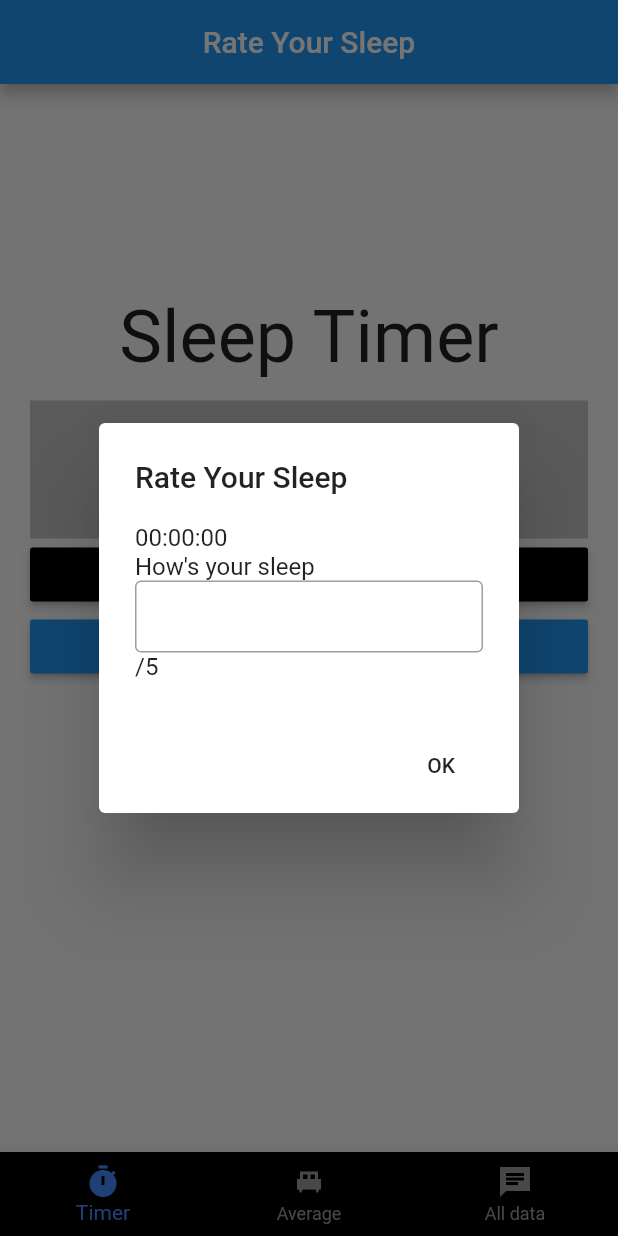
After one commit to panduwira/RateYourSleep, a Flutter app: the screen it shows after launch, after a tap on "Wake Up", on a phone screen of 412 x 824 dp. The commit adds this screen. Run offline on Flutter 3.47's test engine with Material 2 defaults, Android fonts, the phone set to English and light mode, and no system bars; Roboto replaces fonts that are missing (Sans Serif).

Commit message:
Second Home and Timer works with Rating (Not Fully)

```diff
--- a/lib/main.dart
+++ b/lib/main.dart
@@ -7,6 +7,16 @@ class MyApp extends StatelessWidget {
   @override
   Widget build(BuildContext context) {
     return MaterialApp(
+      theme: ThemeData(
+        brightness: Brightness.light,
+        colorScheme: ColorScheme.light(),
+        textSelectionColor: Colors.black
+      ),
+      darkTheme: ThemeData(
+        brightness: Brightness.dark,
+        colorScheme: ColorScheme.dark(),
+        textSelectionColor: Colors.white),
+      themeMode: ThemeMode.system,
       home: MainMenu(),
     );
   }
--- a/lib/pages/home.dart
+++ b/lib/pages/home.dart
@@ -12,34 +12,52 @@ class _HomePageState extends State<HomePage> {
   bool startStop = false;
   Timer time;
   static const onesec = const Duration(seconds: 1);
+  Stopwatch stopwatch = Stopwatch();
+  int seconds = 0;
+  int minutes = 0;
+  int hours = 0;
 
+  @override
+  void dispose() {
+    time.cancel();
+    super.dispose();
+  }
 
   void startTimer() {
     if (startStop) {
       setState(() {
+        seconds = 0;
+        minutes = 0;
+        hours = 0;
         secondsplus = secondsplus + 1;
       });
     }
   }
 
   void stopTimer() {
-    if (startStop == false) {
+    if (!startStop) {
       setState(() {
         time.cancel();
-        startTimer();
+        time = null;
       });
     }
   }
+
   @override
   Widget build(BuildContext context) {
-    if (time == null) {
-      time = Timer.periodic(onesec, (Timer t) {
-        startTimer();
-      });
-    }
     int seconds = 0;
     int minutes = 0;
     int hours = 0;
+    if (time == null) {
+      time = Timer.periodic(onesec, (Timer t) {
+        seconds = 0;
+        minutes = 0;
+        hours = 0;
+        startTimer();
+      });
+    } else if (time != null) {
+        stopTimer();
+    }
     seconds = secondsplus % 60;
     minutes = secondsplus ~/ 60;
     hours = secondsplus ~/ (60 * 60);
@@ -131,8 +149,12 @@ class _HomePageState extends State<HomePage> {
             SizedBox(height: 20),
             RaisedButton.icon(
               onPressed: () {
+                time = null;
                 setState(() {
                   startStop = !startStop;
+                  hours = 0;
+                  minutes = 0;
+                  seconds = 0;
                 });
               },
               icon: Icon(Icons.timer),
--- a/lib/pages/mainmenu.dart
+++ b/lib/pages/mainmenu.dart
@@ -10,7 +10,7 @@ class MainMenu extends StatefulWidget {
 class _MainMenuState extends State<MainMenu> {
   int _selectedIndex = 0;
   static List<Widget> _widgetOptions = <Widget>[
-    HomePage(),
+    HomePage2(),
     ListDataPage(),
     DatabasePage()
   ];
--- a/lib/pages/pages.dart
+++ b/lib/pages/pages.dart
@@ -1,5 +1,6 @@
 import 'dart:async';
-
+import 'dart:io';
+import 'dart:convert';
 
 import 'package:flutter/material.dart';
 
@@ -9,3 +10,4 @@ part 'mainmenu.dart';
 part 'mainpage.dart';
 part 'listdata.dart';
 part 'database.dart';
+part 'secondhome.dart';
--- /dev/null
+++ b/lib/pages/secondhome.dart
@@ -0,0 +1,216 @@
+part of 'pages.dart';
+
+class HomePage2 extends StatefulWidget {
+  HomePage2({Key key}) : super(key: key);
+
+  @override
+  _HomePage2State createState() => _HomePage2State();
+}
+
+class _HomePage2State extends State<HomePage2> {
+  final ratingcontroller = TextEditingController();
+  bool startTime = false;
+  bool stopTime = false;
+  bool resetTime = false;
+
+  int hours, minutes, seconds;
+  Stopwatch stopwatch = Stopwatch();
+  String time = "00:00:00";
+  final onesec = const Duration(seconds: 1);
+
+  @override
+  void dispose() {
+    stopwatch.reset();
+    super.dispose();
+  }
+
+  void callTime() {
+    Timer(onesec, timeChange);
+  }
+
+  void timeChange() {
+    setState(() {
+      time = getTime();
+    });
+    callTime();
+  }
+
+  void getFinalHours() {
+    setState(() {
+      hours = getHour();
+    });
+    callTime();
+  }
+
+  String getTime() {
+    return (stopwatch.elapsed.inHours.toString().padLeft(2, "0") +
+        ":" +
+        (stopwatch.elapsed.inMinutes % 60).toString().padLeft(2, "0") +
+        ":" +
+        (stopwatch.elapsed.inSeconds % 60).toString().padLeft(2, "0"));
+  }
+
+  int getHour() {
+    return stopwatch.elapsed.inHours.toInt();
+  }
+
+  int getMinutes() {
+    return stopwatch.elapsed.inMinutes % 60.toInt();
+  }
+
+  int getSeconds() {
+    return stopwatch.elapsed.inSeconds % 60.toInt();
+  }
+
+  void timeStart() {
+    setState(() {
+      startTime = true;
+    });
+    stopwatch.start();
+    callTime();
+  }
+
+  void timeStop() {
+    stopwatch.stop();
+  }
+
+  void timeReset() {
+    stopwatch.reset();
+  }
+
+  @override
+  Widget build(BuildContext context) {
+    void clearForm() {
+      setState(() {
+        ratingcontroller.clear();
+      });
+    }
+    return Scaffold(
+        appBar: AppBar(
+          title: Text("Rate Your Sleep"),
+          centerTitle: true,
+          leading: Container(),
+        ),
+        body: Container(
+            margin: EdgeInsets.all(20),
+            child: ListView(children: <Widget>[
+              SizedBox(height: 120),
+              SizedBox(
+                width: 359,
+                height: 71,
+                child: Text(
+                  "Sleep Timer",
+                  textAlign: TextAlign.center,
+                  style: TextStyle(
+
+                    fontSize: 48,
+                  ),
+                ),
+              ),
+              Container(
+                width: 85,
+                height: 92,
+                color: Color(0xffc4c4c4),
+                child: Center(
+                  child: Text(
+                    time,
+                    style: TextStyle(
+                      fontSize: 48,
+                      fontFamily: "Sans Serif",
+                      fontWeight: FontWeight.w300,
+                      color: Colors.black,
+                    ),
+                    textAlign: TextAlign.center,
+                  ),
+                ),
+              ),
+              RaisedButton.icon(
+                onPressed: () {
+                  timeStart();
+                },
+                icon: Icon(Icons.timer),
+                label: Text('Sleep'),
+                color: Colors.black,
+                textColor: Colors.white,
+              ),
+              RaisedButton.icon(
+                onPressed: () {
+                  timeStop();
+                  setState(() {
+                    Widget okButton = FlatButton(
+                      child: Text("OK"),
+                      onPressed: () {
+                        Navigator.of(context).pop();
+                        timeReset();
+                        clearForm();
+                      },
+                    );
+                    showDialog(
+                        context: context,
+                        builder: (_) => new AlertDialog(
+                                actions: [
+                                  okButton,
+                                ],
+                                title: Text('Rate Your Sleep'),
+                                content: Container(
+                                  child: Column(
+                                      mainAxisAlignment:
+                                          MainAxisAlignment.start,
+                                      crossAxisAlignment:
+                                          CrossAxisAlignment.stretch,
+                                      mainAxisSize: MainAxisSize.min,
+                                      children: <Widget>[
+                                        Text(time),
+                                        Text("How's your sleep"),
+                                        TextFormField(
+                                          controller: ratingcontroller,
+                                          decoration: InputDecoration(
+                                              border: OutlineInputBorder(),
+                                              contentPadding: new EdgeInsets.symmetric(vertical: 5.0, horizontal: 2.0)),
+                                        ),
+                                        Text("/5")
+                                      ]),
+                                )));
+                  });
+                },
+                icon: Icon(Icons.timer),
+                label: Text('Wake Up'),
+                color: Colors.blue,
+                textColor: Colors.white,
+              ),
+            ])));
+  }
+
+  showAlertDialog(BuildContext context) {
+    // set up the button
+    Widget okButton = FlatButton(
+      child: Text("OK"),
+      onPressed: () {
+        Navigator.of(context).pop();
+        timeReset();
+      },
+    );
+
+    // set up the AlertDialog
+
+    // show the dialog
+    showDialog(
+      context: context,
+      builder: (BuildContext context) {
+        return AlertDialog(
+          title: Text("Rate Your Sleep"),
+          content: SingleChildScrollView(
+            child: ListBody(
+              children: <Widget>[Text('test'), Text('test')],
+            ),
+          ),
+          //Text("How was Your Sleep ?" + time),
+
+          actions: [
+            okButton,
+          ],
+        );
+      },
+    );
+  }
+}
```
